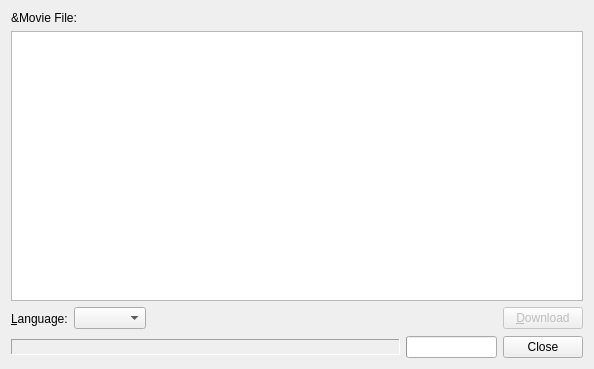
Old version of the form quarkplayer-plugins/findsubtitles/FindSubtitlesWindow.ui in the repository tkrotoff/QuarkPlayer.
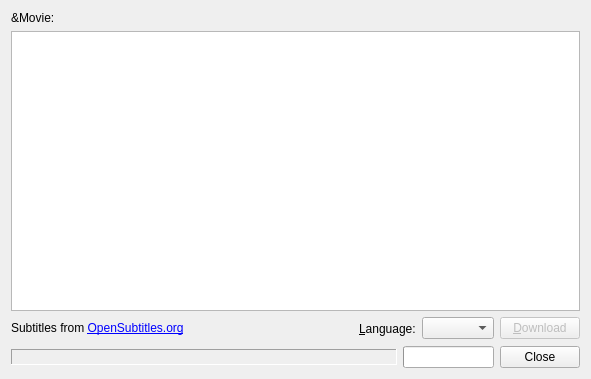
New version of the form. Custom widgets are drawn as their Qt base class.

Patch:
```diff
--- a/quarkplayer-plugins/findsubtitles/FindSubtitlesWindow.ui
+++ b/quarkplayer-plugins/findsubtitles/FindSubtitlesWindow.ui
@@ -5,8 +5,8 @@
    <rect>
     <x>0</x>
     <y>0</y>
-    <width>594</width>
-    <height>369</height>
+    <width>591</width>
+    <height>379</height>
    </rect>
   </property>
   <property name="windowTitle" >
@@ -16,7 +16,7 @@
    <item row="0" column="0" >
     <widget class="QLabel" name="fileNameLabel" >
      <property name="text" >
-      <string>&amp;Movie File:</string>
+      <string>&amp;Movie:</string>
      </property>
     </widget>
    </item>
@@ -36,18 +36,15 @@
    <item row="2" column="0" colspan="2" >
     <layout class="QHBoxLayout" name="horizontalLayout_2" >
      <item>
-      <widget class="QLabel" name="languageLabel" >
+      <widget class="QLabel" name="openSubtitlesLabel" >
        <property name="text" >
-        <string>&amp;Language:</string>
+        <string>Subtitles from &lt;a href="http://opensubtitles.org">OpenSubtitles.org&lt;/a></string>
        </property>
        <property name="buddy" >
         <cstring>languageComboBox</cstring>
        </property>
       </widget>
      </item>
-     <item>
-      <widget class="QComboBox" name="languageComboBox" />
-     </item>
      <item>
       <spacer name="spacer" >
        <property name="orientation" >
@@ -55,12 +52,25 @@
        </property>
        <property name="sizeHint" stdset="0" >
         <size>
-         <width>384</width>
+         <width>158</width>
          <height>23</height>
         </size>
        </property>
       </spacer>
      </item>
+     <item>
+      <widget class="QLabel" name="languageLabel" >
+       <property name="text" >
+        <string>&amp;Language:</string>
+       </property>
+       <property name="buddy" >
+        <cstring>languageComboBox</cstring>
+       </property>
+      </widget>
+     </item>
+     <item>
+      <widget class="QComboBox" name="languageComboBox" />
+     </item>
      <item>
       <widget class="QPushButton" name="downloadButton" >
        <property name="enabled" >
```
Left out of the diff: 4 changed lines with no effect on the pictures.
